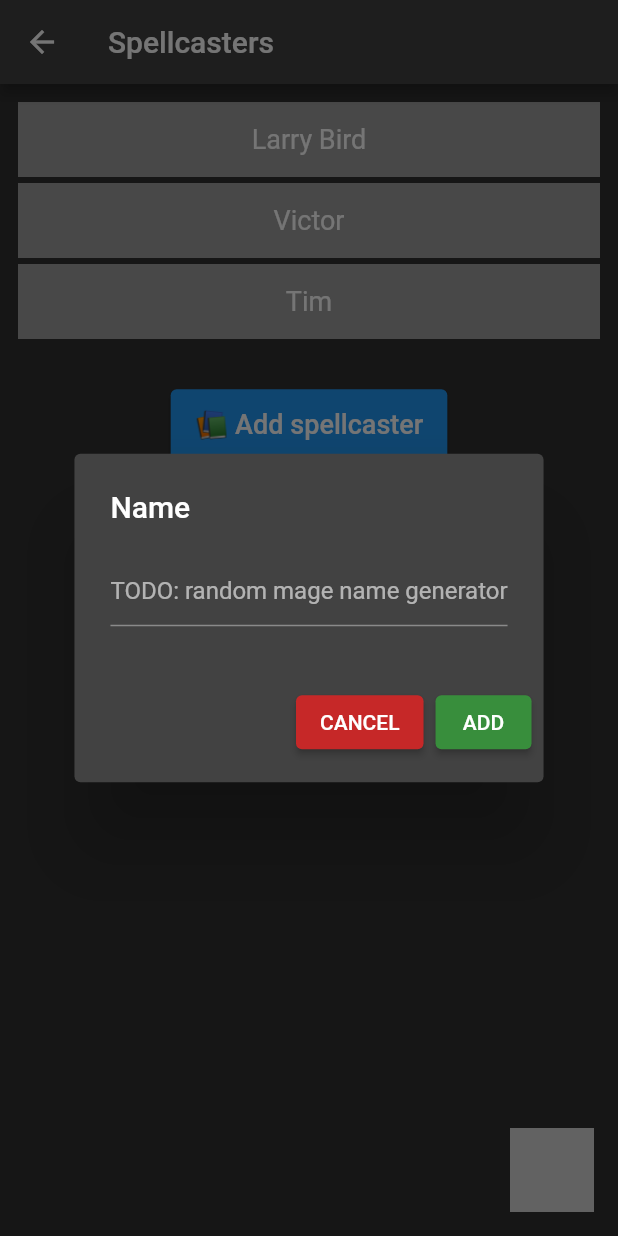
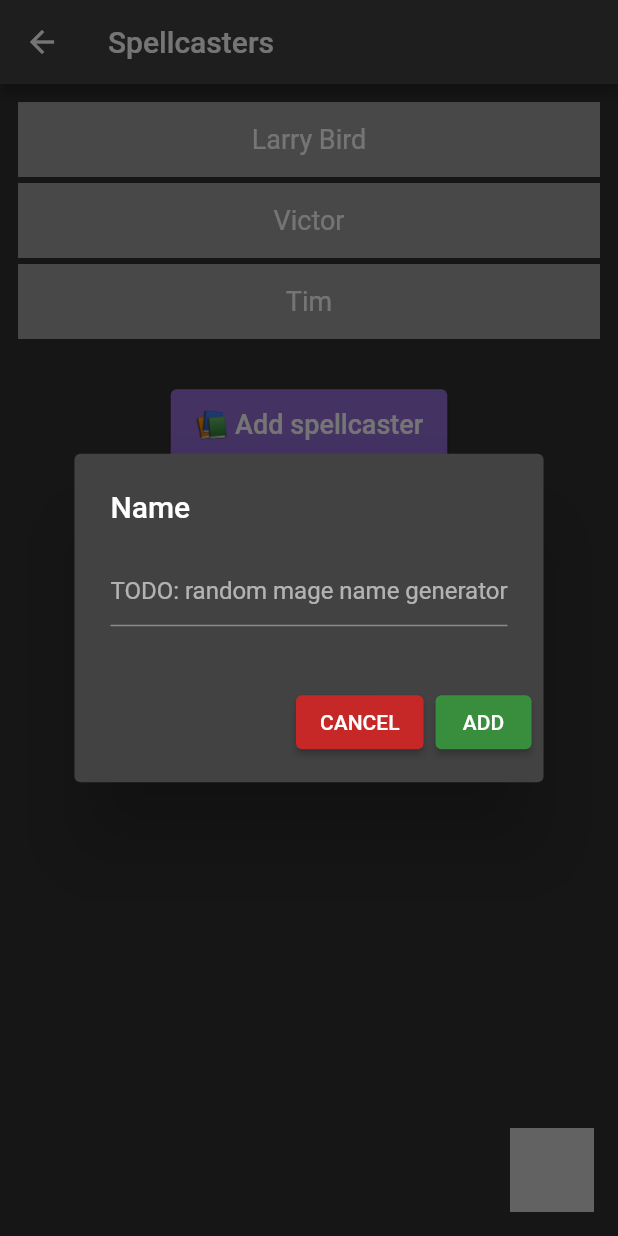
Before and after one commit to arthursfares/arthurs-compendium-of-magic, a Flutter app: the SpellcastersScreen screen opened by its route, after a tap on "📚 Add spellcaster", on a phone screen of 412 x 824 dp. Run offline on Flutter 3.47's test engine with Material 2 defaults, Android fonts, the phone set to English and light mode, and no system bars; our stand-ins replace font_awesome_flutter; missing offline and left inert: fab_circular_menu.

Commit message:
:lipstick: Change 'Add spellcaster' button color

```diff
--- a/lib/screens/spellcasters/components/spellcasters_body.dart
+++ b/lib/screens/spellcasters/components/spellcasters_body.dart
@@ -118,6 +118,10 @@ class _SpellcastersBodyState extends State<SpellcastersBody> {
                 // addItemToList();
                 _displayTextInputDialog(context);
               },
+              style: ElevatedButton.styleFrom(
+                primary: const Color.fromARGB(255, 146, 109, 213), // background
+                onPrimary: Colors.white, // foreground
+              ),
             ),
           ),
         ],
```
